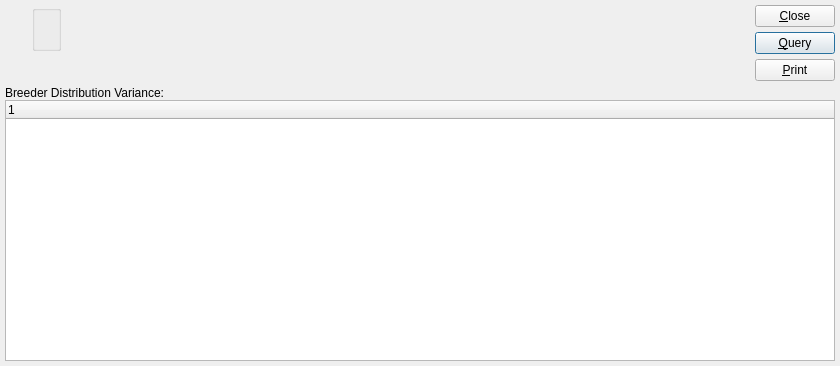
This is xtuple/trunk/guiclient/dspBreederDistributionVarianceByItem.ui in WooodHead/xtuple as Qt 5 draws it before an edit. The edited form follows.
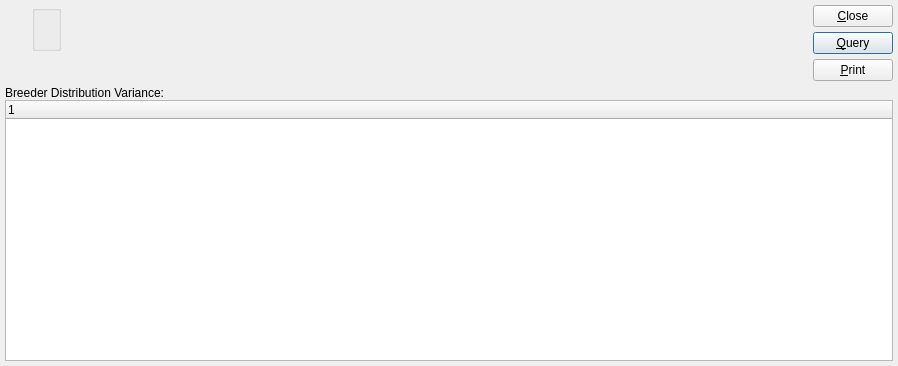
This is the edited form. Custom widgets are drawn as their Qt base class.

What changed in the file:
```diff
--- a/xtuple/trunk/guiclient/dspBreederDistributionVarianceByItem.ui
+++ b/xtuple/trunk/guiclient/dspBreederDistributionVarianceByItem.ui
@@ -5,7 +5,7 @@
    <rect>
     <x>0</x>
     <y>0</y>
-    <width>840</width>
+    <width>898</width>
     <height>366</height>
    </rect>
   </property>
```
Left out of the diff: 1 changed line with no effect on the pictures.
